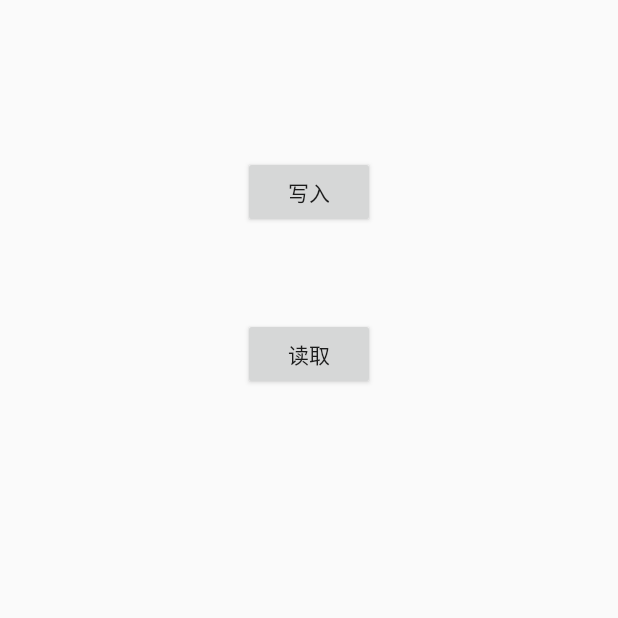
After one commit to zhouchong741/KotlinDemo, an Android app: the DataStoreActivity screen opened directly, with no data from a screen before it, on a phone screen of 412 x 824 dp, the top half of it. The commit adds this screen. Run offline under Robolectric (Android 15) with nearby library versions, the phone set to English and light mode, and no system bars; our stand-ins replace Dagger/Hilt's generated code.

Commit message:
1. hilt 注解 & DataStore

```diff
--- a/app/src/main/java/com/kotlin/demo/GankBaseApplication.kt
+++ b/app/src/main/java/com/kotlin/demo/GankBaseApplication.kt
@@ -5,7 +5,7 @@ import android.content.Context
 import androidx.multidex.MultiDex
 import com.scwang.smart.refresh.header.MaterialHeader
 import com.scwang.smart.refresh.layout.SmartRefreshLayout
-import com.scwang.smart.refresh.layout.api.RefreshFooter
+import dagger.hilt.android.HiltAndroidApp
 
 /**
  * @author: zhouchong
@@ -15,6 +15,7 @@ import com.scwang.smart.refresh.layout.api.RefreshFooter
  * 迭代版本:
  * 迭代说明:
  */
+@HiltAndroidApp
 class GankBaseApplication : Application() {
 
     init {
--- /dev/null
+++ b/app/src/main/java/com/kotlin/demo/ui/activity/datastore/DataStoreActivity.kt
@@ -0,0 +1,62 @@
+package com.kotlin.demo.ui.activity.datastore
+
+import android.content.Context
+import android.content.Intent
+import android.os.Bundle
+import androidx.activity.viewModels
+import androidx.appcompat.app.AppCompatActivity
+import androidx.datastore.DataStore
+import androidx.lifecycle.ViewModelProvider
+import com.kotlin.demo.R
+import com.kotlin.demo.base.BaseActivity
+import com.kotlin.demo.gank.DataStoreViewModel
+import com.kotlin.demo.gank.DataStoreViewModel.PreferencesKeys
+import com.kotlin.demo.gank.MeiZiViewModel
+import com.kotlin.demo.util.InjectUtil
+import com.kotlin.demo.util.ToastUtils
+import dagger.hilt.android.AndroidEntryPoint
+import kotlinx.android.synthetic.main.activity_data_store.*
+
+/**
+ * @author zhouchong
+ * 创建日期: 2020/10/15 20:02
+ * 描述： DataStore 数据存储 代替 SharePreference
+ * 修改人：
+ * 迭代版本：
+ * 迭代说明：
+ */
+@AndroidEntryPoint
+class DataStoreActivity : BaseActivity() {
+
+    private val viewModel by lazy {
+        ViewModelProvider(
+            this,
+            InjectUtil.getDataStoreFactory()
+        ).get(DataStoreViewModel::class.java)
+    }
+
+    override fun onCreate(savedInstanceState: Bundle?) {
+        super.onCreate(savedInstanceState)
+        setContentView(R.layout.activity_data_store)
+
+        initView()
+    }
+
+    private fun initView() {
+        btnWrite.setOnClickListener {
+            viewModel.saveDataByDataStore(PreferencesKeys.KEY_GITHUB)
+        }
+        btnRead.setOnClickListener {
+            viewModel.getDataByDataStore(PreferencesKeys.KEY_GITHUB).observe(this) {
+                ToastUtils.showToast(this, it.toString())
+            }
+        }
+    }
+
+
+    companion object {
+        fun startActivity(context: Context) {
+            context.startActivity(Intent(context, DataStoreActivity::class.java))
+        }
+    }
+}
--- /dev/null
+++ b/app/src/main/res/layout/activity_data_store.xml
@@ -0,0 +1,29 @@
+<?xml version="1.0" encoding="utf-8"?>
+<androidx.constraintlayout.widget.ConstraintLayout xmlns:android="http://schemas.android.com/apk/res/android"
+    xmlns:app="http://schemas.android.com/apk/res-auto"
+    xmlns:tools="http://schemas.android.com/tools"
+    android:layout_width="match_parent"
+    android:layout_height="match_parent"
+    tools:context=".ui.activity.datastore.DataStoreActivity">
+
+    <Button
+        android:id="@+id/btnWrite"
+        android:layout_width="wrap_content"
+        android:layout_height="wrap_content"
+        android:layout_marginTop="104dp"
+        android:text="@string/write"
+        app:layout_constraintEnd_toEndOf="parent"
+        app:layout_constraintStart_toStartOf="parent"
+        app:layout_constraintTop_toTopOf="parent" />
+
+    <Button
+        android:id="@+id/btnRead"
+        android:layout_width="wrap_content"
+        android:layout_height="wrap_content"
+        android:layout_marginTop="60dp"
+        android:text="@string/read"
+        app:layout_constraintEnd_toEndOf="parent"
+        app:layout_constraintHorizontal_bias="0.501"
+        app:layout_constraintStart_toStartOf="parent"
+        app:layout_constraintTop_toBottomOf="@+id/btnWrite" />
+</androidx.constraintlayout.widget.ConstraintLayout>
--- a/app/src/main/res/layout/fragment_main.xml
+++ b/app/src/main/res/layout/fragment_main.xml
@@ -50,11 +50,10 @@
             tools:ignore="MissingConstraints" />
 
         <Button
-            android:id="@+id/btn3"
+            android:id="@+id/btnDataStore"
             android:layout_width="wrap_content"
             android:layout_height="wrap_content"
-            android:text="@string/str_article"
-            android:visibility="gone"
+            android:text="@string/data_store"
             app:layout_constraintBottom_toTopOf="@+id/btnGanHuo"
             app:layout_constraintEnd_toEndOf="parent"
             app:layout_constraintStart_toStartOf="parent"
--- a/app/src/main/res/values/strings.xml
+++ b/app/src/main/res/values/strings.xml
@@ -34,4 +34,7 @@
     <string name="login_failed_check">登录失败，请检查用户名或密码</string>
     <string name="login_success">登录成功</string>
     <string name="jump">跳过</string>
+    <string name="data_store">DataStore</string>
+    <string name="write">写入</string>
+    <string name="read">读取</string>
 </resources>
--- a/build.gradle
+++ b/build.gradle
@@ -8,7 +8,7 @@ buildscript {
     dependencies {
         classpath 'com.android.tools.build:gradle:4.1.0'
         classpath "org.jetbrains.kotlin:kotlin-gradle-plugin:$kotlin_version"
-
+        classpath 'com.google.dagger:hilt-android-gradle-plugin:2.29.1-alpha'
         // NOTE: Do not place your application dependencies here; they belong
         // in the individual module build.gradle files
     }
```
Also changed, not shown: app/build.gradle (+12 -2 lines), app/src/main/AndroidManifest.xml (+5 -3 lines), app/src/main/java/com/kotlin/demo/di/ModuleRepository.kt (added, +30 -0 lines), app/src/main/java/com/kotlin/demo/gank/DataStoreViewModel.kt (added, +44 -0 lines), app/src/main/java/com/kotlin/demo/gank/DataStoreViewModelFactory.kt (added, +19 -0 lines), app/src/main/java/com/kotlin/demo/respository/DataStoreRepository.kt (added, +63 -0 lines), app/src/main/java/com/kotlin/demo/respository/IDataStoreRepository.kt (added, +18 -0 lines), app/src/main/java/com/kotlin/demo/ui/fragment/MainFragment.kt (+12 -0 lines), app/src/main/java/com/kotlin/demo/util/InjectUtil.kt (+8 -4 lines).
